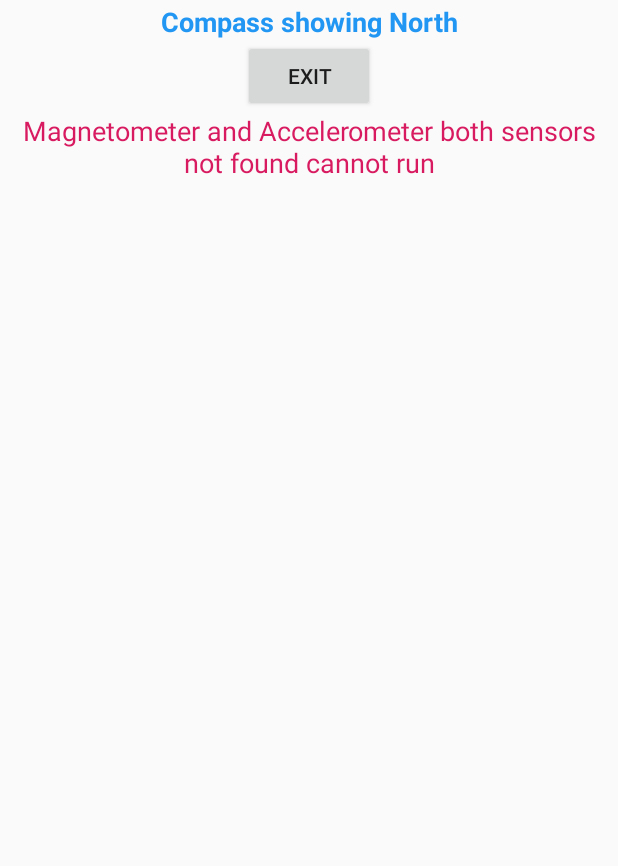
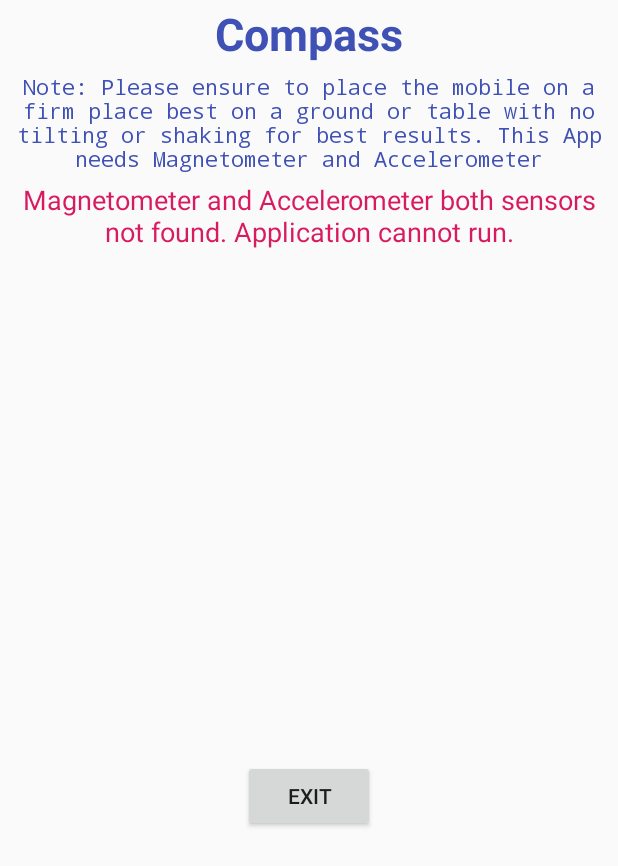
Before and after one commit to nayyarsyed/Compass_Point_2_North, an Android app: the screen it shows after launch (MainActivity), on a phone screen of 412 x 824 dp. Shown: the top 866 px of the screen. Run offline under Robolectric (Android 15) with nearby library versions, the phone set to English and light mode, and no system bars; our stand-ins replace AdMob.

Commit message:
added to google play final version

```diff
--- a/app/src/main/AndroidManifest.xml
+++ b/app/src/main/AndroidManifest.xml
@@ -1,8 +1,9 @@
 <?xml version="1.0" encoding="utf-8"?>
 <manifest xmlns:android="http://schemas.android.com/apk/res/android"
     package="com.example.compass">
-    <uses-permission android:name="android.permission.INTERNET"></uses-permission>
-    <uses-permission android:name="android.permission.ACCESS_NETWORK_STATE"></uses-permission>
+
+    <uses-permission android:name="android.permission.INTERNET" />
+    <uses-permission android:name="android.permission.ACCESS_NETWORK_STATE" />
 
     <application
         android:allowBackup="true"
@@ -11,9 +12,10 @@
         android:roundIcon="@mipmap/ic_launcher_round"
         android:supportsRtl="true"
         android:theme="@style/AppTheme">
+
         <meta-data
             android:name="com.google.android.gms.ads.APPLICATION_ID"
-            android:value="ca-app-pub-6944210613333060~1927348080"/>
+            android:value="ca-app-pub-6944210613333060~1927348080" />
 
         <activity android:name=".MainActivity">
             <intent-filter>
--- a/app/src/main/java/com/example/compass/MainActivity.java
+++ b/app/src/main/java/com/example/compass/MainActivity.java
@@ -17,6 +17,7 @@ import android.widget.LinearLayout;
 import android.widget.TextView;
 import android.widget.Toast;
 import com.google.android.gms.ads.AdRequest;
+import com.google.android.gms.ads.AdSize;
 import com.google.android.gms.ads.AdView;
 import com.google.android.gms.ads.MobileAds;
 
@@ -24,17 +25,14 @@ public class MainActivity extends Activity implements SensorEventListener {
 
     @SuppressWarnings("unused")
     private String TAG = "SensorCompass";
-
+    public int both;
     // Main View
     private LinearLayout mFrame;
-
     // Sensors & SensorManager
     private Sensor accelerometer;
     private Sensor magnetometer;
     private SensorManager mSensorManager;
-
-
-
+    public TextView status;
 
     // Storage for Sensor readings
     private float[] mGravity = null;
@@ -49,9 +47,9 @@ public class MainActivity extends Activity implements SensorEventListener {
 
         super.onCreate(savedInstanceState);
         setContentView(R.layout.activity_main);
-        TextView status =findViewById(R.id.status);
-        mFrame = findViewById(R.id.frame);
+        mFrame = findViewById(R.id.jframe);
         Button exit_button = findViewById(R.id.btn_exit);
+        status =findViewById(R.id.status);
         mCompassArrow = new CompassArrowView(getApplicationContext());
         // Get a reference to the SensorManager
         mSensorManager = (SensorManager) getSystemService(SENSOR_SERVICE);
@@ -62,11 +60,10 @@ public class MainActivity extends Activity implements SensorEventListener {
         // ad placement
         MobileAds.initialize(this,"ca-app-pub-6944210613333060~1927348080");
         AdView compass_ad = findViewById(R.id.adView);
-//        av.setAdSize(AdSize.BANNER);
-//        av.setAdUnitId("ca-app-pub-3940256099942544/6300978111");
+       // compass_ad.setAdSize(AdSize.BANNER);
+       // compass_ad.setAdUnitId("ca-app-pub-3940256099942544/6300978111");
         AdRequest comp_adreq = new AdRequest.Builder().build();
         compass_ad.loadAd(comp_adreq);
-
 
         // Get a reference to the magnetometer
         magnetometer = mSensorManager
@@ -85,30 +82,29 @@ public class MainActivity extends Activity implements SensorEventListener {
         // Exit unless both sensors are available
         if (null == accelerometer & null == magnetometer ) {
 
-            status.setText("Magnetometer and Accelerometer both sensors  not found cannot run");
+            status.setText("Magnetometer and Accelerometer both sensors not found. Application cannot run.");
             exit_button.setEnabled(true);
+            both = 1;
 
         } else if (null == magnetometer) {
 
-            status.setText("Magnetometer not found cannot run");
+            status.setText("Accelerometer found but Magnetometer is not found in this phone which is required so cannot run the app");
             exit_button.setEnabled(true);
-
 
         } else if (null == accelerometer ) {
 
-
-            status.setText("Accelerometer not found cannot run");
+            status.setText("Magnetometer found but Accelerometer  is not found in this phone which is required so cannot run the app");
             exit_button.setEnabled(true);
 
-        } else {
+            }
+
+        else
+
+            {
 
             mFrame.addView(mCompassArrow);
-//            status.setText("");
-//            exit_button.setEnabled(false);
-//            exit_button.setVisibility(View.INVISIBLE);
 
         }
-
         }
 
 
@@ -126,6 +122,8 @@ public class MainActivity extends Activity implements SensorEventListener {
 
         mSensorManager.registerListener(this, magnetometer,
                 SensorManager.SENSOR_DELAY_NORMAL);
+
+
     }
 
     @Override
@@ -134,8 +132,9 @@ public class MainActivity extends Activity implements SensorEventListener {
 
         // Unregister all sensors
         mSensorManager.unregisterListener(this);
-        Toast.makeText(this, "Accelerometer and Magnetometer Dis-engaged", Toast.LENGTH_LONG).show();
-
+        if (both ==0) {
+            Toast.makeText(this, "Acquired Sensors Dis-engaged", Toast.LENGTH_LONG).show();
+        }
     }
 
     @Override
@@ -178,6 +177,9 @@ public class MainActivity extends Activity implements SensorEventListener {
 
                 float orientationMatrix[] = new float[3];
 
+                status.setText("Accelerometer & Magnetometer acquired");
+
+
                 // Returns the device's orientation given
                 // the rotationMatrix
 
@@ -211,7 +213,7 @@ public class MainActivity extends Activity implements SensorEventListener {
     public class CompassArrowView extends View {
 
         Bitmap mBitmap = BitmapFactory.decodeResource(getResources(),
-                R.drawable.compass_medium);
+                R.drawable.arrow);
         int mBitmapWidth = mBitmap.getWidth();
 
         // Height and Width of Main View
--- a/app/src/main/res/layout/activity_main.xml
+++ b/app/src/main/res/layout/activity_main.xml
@@ -4,6 +4,7 @@
     xmlns:tools="http://schemas.android.com/tools"
     android:layout_width="match_parent"
     android:layout_height="match_parent"
+    android:layout_gravity="center"
     android:orientation="vertical"
     android:padding="2dp"
     android:paddingStart="2dp"
@@ -15,71 +16,99 @@
     tools:context=".MainActivity">
 
 
-    <com.google.android.gms.ads.AdView
-        android:id="@+id/adView"
+    <TextView
+        android:id="@+id/Compass"
         android:layout_width="match_parent"
         android:layout_height="wrap_content"
-        app:adSize="BANNER"
-        app:adUnitId="ca-app-pub-6944210613333060/9777917945">
+        android:gravity="center"
+        android:text="Compass"
+        android:textColor="#3F51B5"
+        android:textSize="30sp"
+        android:textStyle="bold" />
 
-    </com.google.android.gms.ads.AdView>
-
-    <LinearLayout
+    <TextView
+        android:id="@+id/textView"
         android:layout_width="match_parent"
         android:layout_height="wrap_content"
-        android:orientation="vertical">
+        android:padding="5dp"
+        android:paddingStart="5dp"
+        android:paddingLeft="5dp"
+        android:paddingTop="30dp"
+        android:paddingEnd="5dp"
+        android:paddingRight="5dp"
+        android:paddingBottom="5dp"
+        android:text="Note: Please ensure to place the mobile on a firm place best on a ground or table with no tilting or shaking for best results. This App needs Magnetometer and Accelerometer"
+        android:textAlignment="center"
+        android:textColor="#3F51B5"
+        android:textSize="14sp"
+        android:typeface="monospace" />
+
+    <androidx.constraintlayout.widget.ConstraintLayout
+        android:layout_width="wrap_content"
+        android:layout_height="wrap_content"
+        android:layout_gravity="center">
 
         <TextView
-            android:id="@+id/textView"
-            android:layout_width="match_parent"
-            android:layout_height="wrap_content"
-            android:text="Compass showing North"
-            android:textAlignment="center"
-            android:textColor="#2196F3"
-            android:textSize="18sp"
-            android:textStyle="bold" />
-
-        <Button
-            android:id="@+id/btn_exit"
+            android:id="@+id/status"
             android:layout_width="wrap_content"
             android:layout_height="wrap_content"
             android:layout_gravity="center"
-            android:layout_weight="1"
-            android:text="Exit"
-            android:textAlignment="center" />
-    </LinearLayout>
-
-    <LinearLayout
-        android:layout_width="match_parent"
-        android:layout_height="wrap_content"
-        android:orientation="vertical">
+            android:textAlignment="center"
+            android:textAppearance="@style/TextAppearance.AppCompat.Medium"
+            android:textColor="@color/colorAccent"
+            app:layout_constraintEnd_toEndOf="parent"
+            app:layout_constraintStart_toStartOf="parent"
+            app:layout_constraintTop_toBottomOf="@+id/textView" />
 
         <LinearLayout
-            android:layout_width="match_parent"
-            android:layout_height="wrap_content"
-            android:layout_gravity="center"
-            android:orientation="vertical">
+            android:id="@+id/jframe"
+            android:layout_width="350dp"
+            android:layout_height="350dp"
+            android:layout_marginTop="36dp"
+            android:layout_marginBottom="8dp"
+            android:gravity="center"
+            android:orientation="vertical"
+            app:layout_constraintBottom_toTopOf="@+id/btn_exit"
+            app:layout_constraintEnd_toEndOf="parent"
+            app:layout_constraintHorizontal_bias="0.51"
+            app:layout_constraintStart_toStartOf="parent"
+            app:layout_constraintTop_toTopOf="@+id/status">
 
-            <LinearLayout
-                android:id="@+id/frame"
-                android:layout_width="match_parent"
-                android:layout_height="match_parent"
-                android:layout_gravity="center"
-                android:orientation="vertical">
 
-            </LinearLayout>
-
-            <TextView
-                android:id="@+id/status"
+            <!--<com.google.android.gms.ads.AdView
+                xmlns:ads="http://schemas.android.com/apk/res-auto"
+                android:id="@+id/adView"
                 android:layout_width="wrap_content"
                 android:layout_height="wrap_content"
+                android:layout_centerHorizontal="true"
+                android:layout_alignParentBottom="true"
                 android:layout_gravity="center"
-                android:textAlignment="center"
-                android:textAppearance="@style/TextAppearance.AppCompat.Medium"
-                android:textColor="@color/colorAccent" />
+                app:adSize="BANNER"
+                app:adUnitId="ca-app-pub-6944210613333060/7528125409">
+
+            </com.google.android.gms.ads.AdView>-->
 
         </LinearLayout>
 
-    </LinearLayout>
+    </androidx.constraintlayout.widget.ConstraintLayout>
+
+    <Button
+        android:id="@+id/btn_exit"
+        android:layout_width="wrap_content"
+
+        android:layout_height="wrap_content"
+        android:layout_gravity="center"
+        android:text="Exit"
+        android:textAlignment="center" />
+
+    <com.google.android.gms.ads.AdView
+        android:id="@+id/adView"
+        android:layout_width="wrap_content"
+        android:layout_height="wrap_content"
+        android:layout_alignParentBottom="true"
+        android:layout_centerHorizontal="true"
+        android:layout_gravity="center"
+        app:adSize="BANNER"
+        app:adUnitId="ca-app-pub-6944210613333060/7528125409"></com.google.android.gms.ads.AdView>
 
 </LinearLayout>
```
Also changed, not shown: app/src/main/res/drawable-v24/arrow.png (renamed from app/src/main/res/drawable/arrow.png), app/src/main/res/drawable/clipart2003594.png (added), app/src/main/res/drawable/compass_medium.png.
